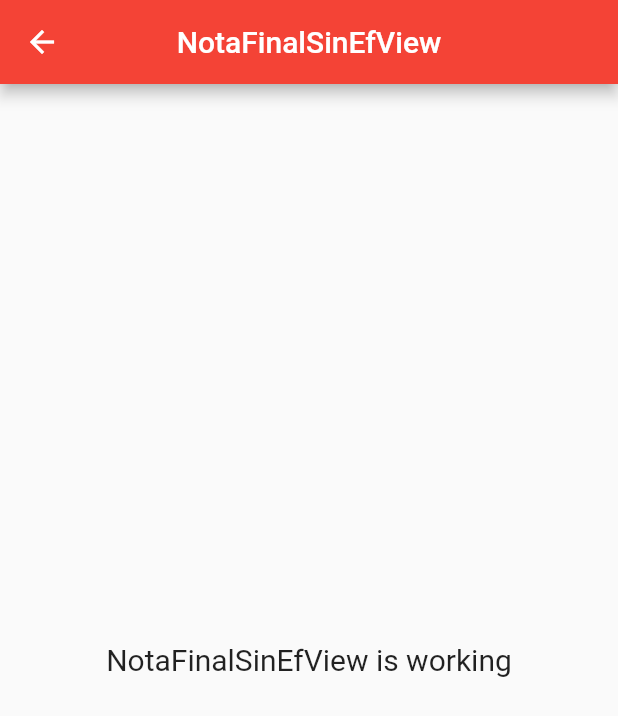
After one commit to ramirezsebas/vete_calc, a Flutter app: the NotaFinalSinEfView screen opened by its route, on a phone screen of 412 x 824 dp. The commit adds this screen. Shown: the top 716 px of the screen. Run offline on Flutter 3.47's test engine with Material 2 defaults, Android fonts, the phone set to English and light mode, and no system bars; our stand-ins replace get.

```diff
--- /dev/null
+++ b/lib/app/modules/nota-final-sin-ef/views/nota_final_sin_ef_view.dart
@@ -0,0 +1,23 @@
+import 'package:flutter/material.dart';
+
+import 'package:get/get.dart';
+
+import '../controllers/nota_final_sin_ef_controller.dart';
+
+class NotaFinalSinEfView extends GetView<NotaFinalSinEfController> {
+  @override
+  Widget build(BuildContext context) {
+    return Scaffold(
+      appBar: AppBar(
+        title: Text('NotaFinalSinEfView'),
+        centerTitle: true,
+      ),
+      body: Center(
+        child: Text(
+          'NotaFinalSinEfView is working',
+          style: TextStyle(fontSize: 20),
+        ),
+      ),
+    );
+  }
+}
--- a/lib/app/routes/app_pages.dart
+++ b/lib/app/routes/app_pages.dart
@@ -4,6 +4,8 @@
 import 'package:vete_calc/app/modules/habilitacion-final/views/habilitacion_final_view.dart';
 import 'package:vete_calc/app/modules/home/bindings/home_binding.dart';
 import 'package:vete_calc/app/modules/home/views/home_view.dart';
+import 'package:vete_calc/app/modules/nota-final-sin-ef/bindings/nota_final_sin_ef_binding.dart';
+import 'package:vete_calc/app/modules/nota-final-sin-ef/views/nota_final_sin_ef_view.dart';
 import 'package:vete_calc/app/modules/nota-final/bindings/nota_final_binding.dart';
 import 'package:vete_calc/app/modules/nota-final/views/nota_final_view.dart';
 
@@ -30,5 +32,10 @@
       page: () => NotaFinalView(),
       binding: NotaFinalBinding(),
     ),
+    GetPage(
+      name: _Paths.NOTA_FINAL_SIN_EF,
+      page: () => NotaFinalSinEfView(),
+      binding: NotaFinalSinEfBinding(),
+    ),
   ];
 }
--- a/lib/app/routes/app_routes.dart
+++ b/lib/app/routes/app_routes.dart
@@ -7,10 +7,12 @@
   static const HOME = _Paths.HOME;
   static const HABILITACION_FINAL = _Paths.HABILITACION_FINAL;
   static const NOTA_FINAL = _Paths.NOTA_FINAL;
+  static const NOTA_FINAL_SIN_EF = _Paths.NOTA_FINAL_SIN_EF;
 }
 
 abstract class _Paths {
   static const HOME = '/home';
   static const HABILITACION_FINAL = '/habilitacion-final';
   static const NOTA_FINAL = '/nota-final';
+  static const NOTA_FINAL_SIN_EF = '/nota-final-sin-ef';
 }
```
Also changed, not shown: lib/app/modules/nota-final-sin-ef/bindings/nota_final_sin_ef_binding.dart (added, +12 -0 lines), lib/app/modules/nota-final-sin-ef/controllers/nota_final_sin_ef_controller.dart (added, +20 -0 lines).
